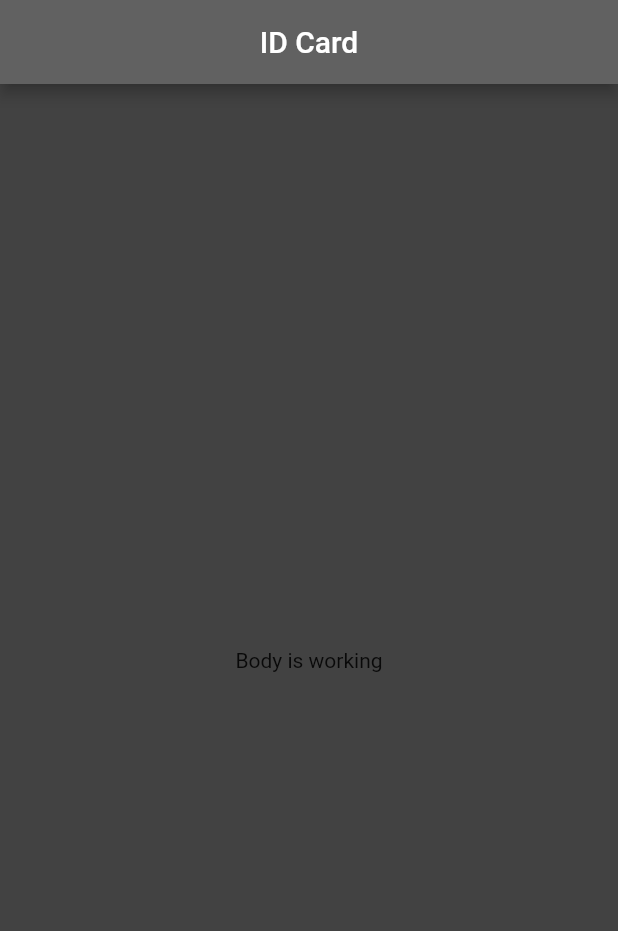
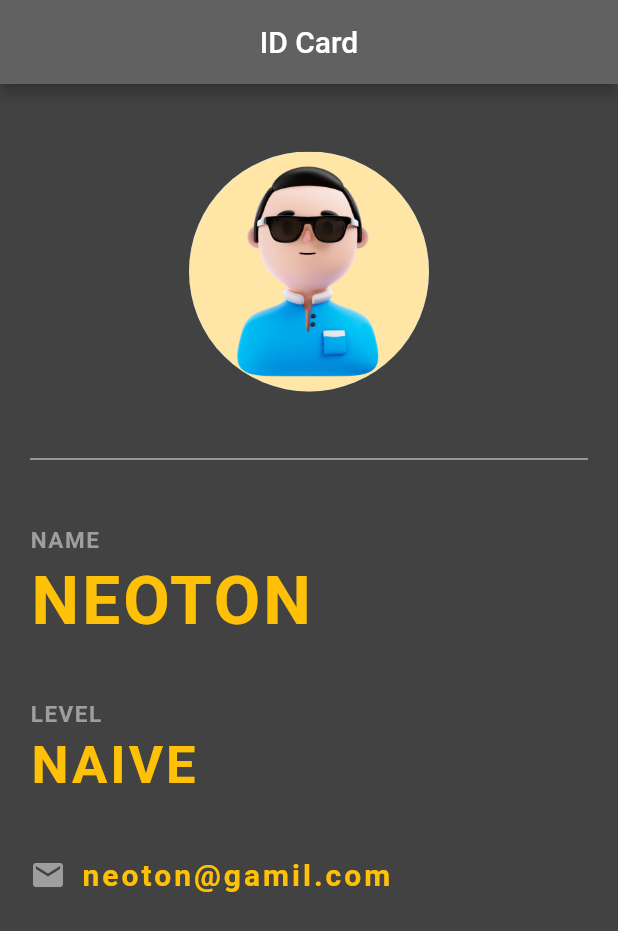
Before and after one commit to parthdasawant/Flutter, a Flutter app: the screen it shows after launch, on a phone screen of 412 x 824 dp. Shown: the top 931 px of the screen. Run offline on Flutter 3.47's test engine with Material 2 defaults, Android fonts, the phone set to English and light mode, and no system bars.

Commit message:
id card complete

```diff
--- a/lib/main.dart
+++ b/lib/main.dart
@@ -16,15 +16,73 @@ class Idcard extends StatelessWidget {
         centerTitle: true,
         backgroundColor: Colors.grey[700] ,
       ),
-      body: Center(
-        child: Container(
+      body: Padding(
 
-          child: const Text('Body is working',
-          style: TextStyle(
+          padding: const EdgeInsets.all(20.0),
+          child: Column(
+            crossAxisAlignment: CrossAxisAlignment.start,
+            // mainAxisAlignment: MainAxisAlignment.spaceAround,
+            children: [
+              const SizedBox(height: 25,),
+            const Center(
+              child: CircleAvatar(
+                backgroundImage: AssetImage('assets/avatar.jpg'),
+                radius: 80.0,), ),
+               // const SizedBox(height: 20.0,),
+               Divider(height: 90.0,
+               color: Colors.grey[200],),
+               const Text('NAME',
+                  style: TextStyle(
+                    letterSpacing: 1.0,
+                    fontSize: 15.0,
+                    fontWeight: FontWeight.bold,
+                    color: Colors.grey,
+                  ),
+                ),
+              const SizedBox(height: 5),
+              const Text('NEOTON',
+                style: TextStyle(
+                  letterSpacing: 2.0,
+                  fontSize: 45.0,
+                  fontWeight: FontWeight.bold,
+                  color: Colors.amber,
 
-          ),),
-        ),
-      ),
-    );
+                ),
+              ),
+              const SizedBox(height: 40),
+              const Text('LEVEL',
+                style: TextStyle(
+                  letterSpacing: 1.0,
+                  fontSize: 15.0,
+                  fontWeight: FontWeight.bold,
+                  color: Colors.grey,
+                ),
+              ),
+              const SizedBox(height: 5),
+              const Text('NAIVE',
+                style: TextStyle(
+                  letterSpacing: 2.0,
+                  fontSize: 35.0,
+                  fontWeight: FontWeight.bold,
+                  color: Colors.amber,
+                ),
+              ),
+              const SizedBox(height: 40),
+              const Row(
+                children: [
+                  Icon(Icons.email, color: Colors.grey,),
+                  SizedBox(width: 10,),
+                  Text('neoton@gamil.com',
+                  style: TextStyle(
+                    letterSpacing: 2.0,
+                    fontSize: 20.0,
+                    fontWeight: FontWeight.bold,
+                    color: Colors.amber,
+                  ),)
+                ],
+              ),
+            ],
+          ),
+        ));
   }
 }
--- a/pubspec.yaml
+++ b/pubspec.yaml
@@ -59,8 +59,8 @@ flutter:
   uses-material-design: true
 
   # To add assets to your application, add an assets section, like this:
-  # assets:
-  #   - images/a_dot_burr.jpeg
+  assets:
+     - assets/avatar.jpg
   #   - images/a_dot_ham.jpeg
 
   # An image asset can refer to one or more resolution-specific "variants", see
```
Also changed, not shown: assets/avatar.jpg (added).
